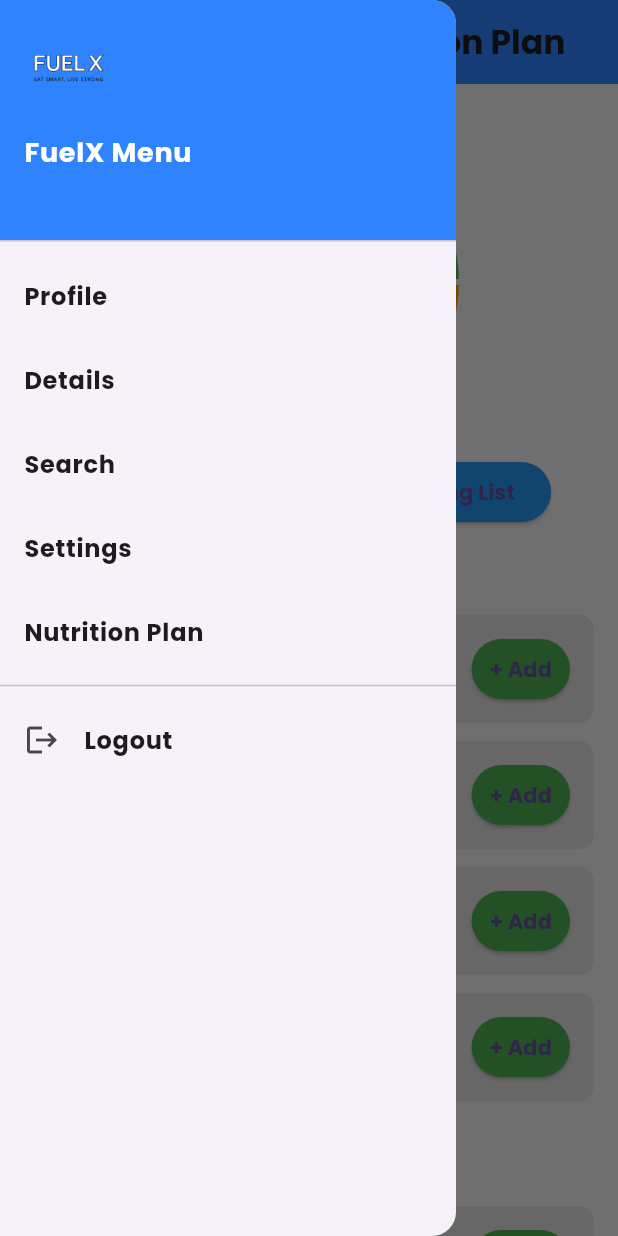
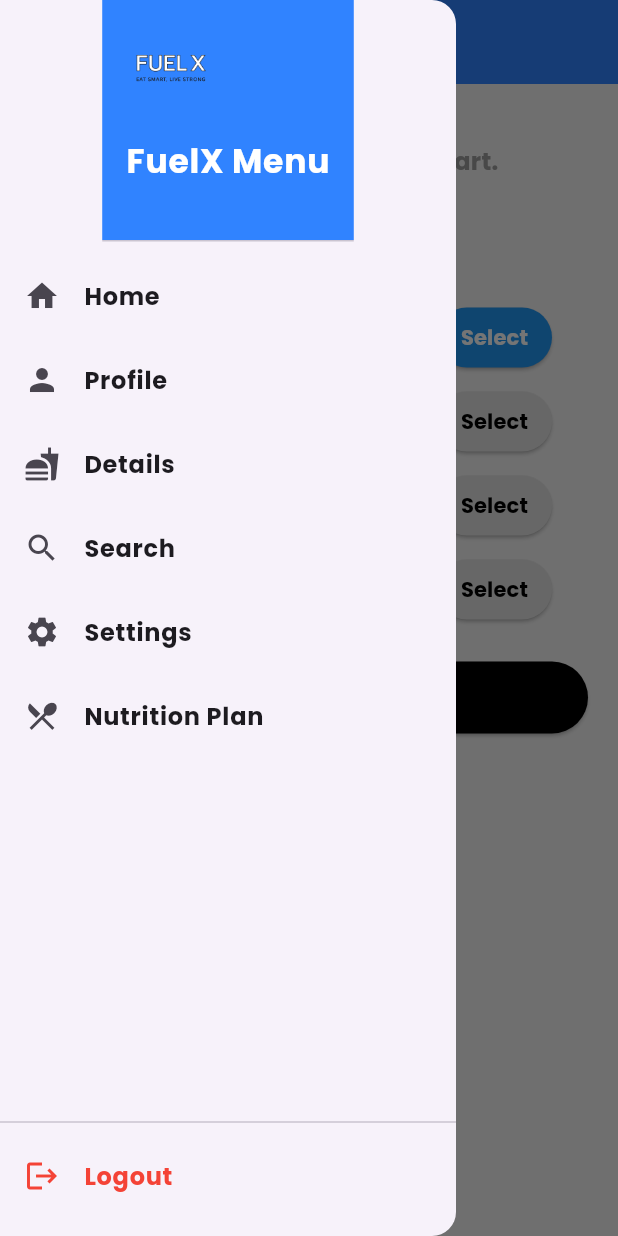
Before and after one commit to Bugrametli/CS-310-Project, a Flutter app: the NutritionPlanScreen screen opened by its route, with the side drawer open, on a phone screen of 412 x 824 dp. Run offline on Flutter 3.47's test engine with Material 3 defaults, Android fonts, the phone set to English and light mode, and no system bars; drawn by our look-alikes of fl_chart; our stand-ins replace cloud_firestore, firebase_auth, firebase_core; accounts and stored records are empty.

Commit message:
nutrition plan page functionality

```diff
--- a/lib/main_page.dart
+++ b/lib/home_screen.dart
@@ -1,7 +1,7 @@
 import 'package:flutter/material.dart';
 
-class MainPage extends StatelessWidget {
-  const MainPage({super.key});
+class HomeScreen extends StatelessWidget {
+  const HomeScreen ({super.key});
 
   @override
   Widget build(BuildContext context) {
--- a/lib/main_drawer.dart
+++ b/lib/main_drawer.dart
@@ -1,15 +1,15 @@
 import 'package:flutter/material.dart';
 import 'package:firebase_auth/firebase_auth.dart';
+import 'package:provider/provider.dart';
+import '../providers/meal_provider.dart';
 
 class MainDrawer extends StatelessWidget {
   const MainDrawer({super.key});
 
   @override
   Widget build(BuildContext context) {
-    final user = FirebaseAuth.instance.currentUser;
     return Drawer(
-      child: ListView(
-        padding: EdgeInsets.zero,
+      child: Column(
         children: [
           DrawerHeader(
             decoration: const BoxDecoration(
@@ -19,54 +19,79 @@ class MainDrawer extends StatelessWidget {
               crossAxisAlignment: CrossAxisAlignment.start,
               children: [
                 Image.asset('assets/fuelx_logo.png', height: 60),
-                const SizedBox(height: 12),
+                const SizedBox(height: 15),
                 const Text(
                   'FuelX Menu',
-                  style: TextStyle(color: Colors.white, fontSize: 18),
+                  style: TextStyle(
+                    color: Colors.white,
+                    fontSize: 22,
+                    fontWeight: FontWeight.bold,
+                  ),
                 ),
               ],
             ),
           ),
-          if (user == null) ...[
+          Expanded(
+            child: ListView(
+              padding: EdgeInsets.zero,
+              children: [
                 ListTile(
-              title: const Text('Sign In'),
-              onTap: () => Navigator.pushNamed(context, '/signin'),
+                  leading: const Icon(Icons.home),
+                  title: const Text('Home'),
+                  onTap: () => Navigator.pushNamed(context, '/home'),
                 ),
                 ListTile(
-              title: const Text('Sign Up'),
-              onTap: () => Navigator.pushNamed(context, '/signup'),
-            ),
-          ] else ...[
-            ListTile(
+                  leading: const Icon(Icons.person),
                   title: const Text('Profile'),
                   onTap: () => Navigator.pushNamed(context, '/profile'),
                 ),
                 ListTile(
+                  leading: const Icon(Icons.fastfood),
                   title: const Text('Details'),
                   onTap: () => Navigator.pushNamed(context, '/detail'),
                 ),
                 ListTile(
+                  leading: const Icon(Icons.search),
                   title: const Text('Search'),
                   onTap: () => Navigator.pushNamed(context, '/search'),
                 ),
                 ListTile(
+                  leading: const Icon(Icons.settings),
                   title: const Text('Settings'),
                   onTap: () => Navigator.pushNamed(context, '/settings'),
                 ),
                 ListTile(
+                  leading: const Icon(Icons.restaurant_menu),
                   title: const Text('Nutrition Plan'),
                   onTap: () => Navigator.pushNamed(context, '/plan'),
                 ),
+              ],
+            ),
+          ),
           const Divider(),
           ListTile(
-              leading: const Icon(Icons.logout),
-              title: const Text('Logout'),
+            leading: const Icon(Icons.logout, color: Colors.red),
+            title: const Text(
+              'Logout',
+              style: TextStyle(color: Colors.red),
+            ),
             onTap: () async {
+              // Firebase Auth çıkış
               await FirebaseAuth.instance.signOut();
-                Navigator.of(context).pushNamedAndRemoveUntil('/signin', (route) => false);
+
+              // Provider'daki verileri temizle
+              if (context.mounted) {
+                Provider.of<MealProvider>(context, listen: false).resetMeals();
+              }
+
+              // Sayfaları kapat ve SignIn'e yönlendir
+              if (context.mounted) {
+                Navigator.of(context).pop(); // Drawer'ı kapat
+                Navigator.pushNamedAndRemoveUntil(context, '/signin', (route) => false);
+              }
             },
           ),
-          ],
+          const SizedBox(height: 12),
         ],
       ),
     );
--- /dev/null
+++ b/lib/models/meal.dart
@@ -0,0 +1,53 @@
+import 'package:cloud_firestore/cloud_firestore.dart';
+
+class Meal {
+  final String id;
+  final String mealName;
+  final int calories;
+  final String createdBy;
+  final DateTime createdAt;
+  final String mealType;
+
+  Meal({
+    required this.id,
+    required this.mealName,
+    required this.calories,
+    required this.createdBy,
+    required this.createdAt,
+    required this.mealType,
+  });
+
+  Map<String, dynamic> toMap() {
+    return {
+      'mealName': mealName,
+      'calories': calories,
+      'createdBy': createdBy,
+      'createdAt': createdAt,
+      'mealType': mealType,
+    };
+  }
+
+  factory Meal.fromDocument(DocumentSnapshot doc) {
+    final data = doc.data() as Map<String, dynamic>;
+    return Meal(
+      id: doc.id,
+      mealName: data['mealName'] ?? '',
+      calories: data['calories'] ?? 0,
+      createdBy: data['createdBy'] ?? '',
+      createdAt: (data['createdAt'] as Timestamp).toDate(),
+      mealType: data['mealType'] ?? '',
+    );
+  }
+
+  // ✅ Bu methodu providerda kullanmak için:
+  static Meal fromFirestore(Map<String, dynamic> data, String id) {
+    return Meal(
+      id: id,
+      mealName: data['mealName'] ?? '',
+      calories: data['calories'] ?? 0,
+      createdBy: data['createdBy'] ?? '',
+      createdAt: (data['createdAt'] as Timestamp).toDate(),
+      mealType: data['mealType'] ?? '',
+    );
+  }
+}
--- a/lib/nutrition_plan.dart
+++ b/lib/nutrition_plan.dart
@@ -1,114 +1,235 @@
 import 'package:flutter/material.dart';
 import 'package:fl_chart/fl_chart.dart';
+import 'package:provider/provider.dart';
+import 'providers/meal_provider.dart';
 import 'main_drawer.dart';
+import 'package:firebase_auth/firebase_auth.dart';
 
-class NutritionPlanScreen extends StatelessWidget {
+class NutritionPlanScreen extends StatefulWidget {
   const NutritionPlanScreen({super.key});
 
-  Widget sectionTitle(String title) => Padding(
-        padding: const EdgeInsets.symmetric(vertical: 16),
-        child: Text(title, style: const TextStyle(fontSize: 18, fontWeight: FontWeight.bold)),
-      );
+  @override
+  State<NutritionPlanScreen> createState() => _NutritionPlanScreenState();
+}
 
-  Widget buildAddRow(String label) => Container(
-        margin: const EdgeInsets.only(bottom: 12),
-        padding: const EdgeInsets.symmetric(horizontal: 16, vertical: 12),
-        decoration: BoxDecoration(
-          color: Colors.grey[300],
-          borderRadius: BorderRadius.circular(10),
+class _NutritionPlanScreenState extends State<NutritionPlanScreen> {
+  final TextEditingController _mealNameController = TextEditingController();
+  final TextEditingController _caloriesController = TextEditingController();
+  bool showForm = false;
+  String currentMealType = 'Breakfast';
+
+  @override
+  void initState() {
+    super.initState();
+    WidgetsBinding.instance.addPostFrameCallback((_) {
+      final provider = Provider.of<MealProvider>(context, listen: false);
+      provider.listenToAllMeals();
+      provider.listenToMeals(currentMealType);
+    });
+  }
+
+  void switchMealType(String type) {
+    setState(() {
+      currentMealType = type;
+      showForm = false;
+    });
+
+    final provider = Provider.of<MealProvider>(context, listen: false);
+    provider.resetMeals();
+    provider.listenToMeals(currentMealType);
+  }
+
+  Widget buildMealTypeSelector(MealProvider provider) {
+    final mealTypes = ['Breakfast', 'Lunch', 'Dinner', 'Snack'];
+    return Column(
+      children: mealTypes.map((type) {
+        final isActive = currentMealType == type;
+        final totalCalories = provider.allMeals
+            .where((meal) => meal.mealType == type)
+            .fold<int>(0, (sum, meal) => sum + meal.calories);
+
+        return ListTile(
+          title: Text('$type - $totalCalories cal'),
+          trailing: ElevatedButton(
+            onPressed: () => switchMealType(type),
+            style: ElevatedButton.styleFrom(
+              backgroundColor: isActive ? Colors.blue : Colors.grey[300],
+              foregroundColor: isActive ? Colors.white : Colors.black,
+              padding: const EdgeInsets.symmetric(horizontal: 16),
             ),
-        child: Row(
-          mainAxisAlignment: MainAxisAlignment.spaceBetween,
-          children: [
-            Text(label, style: const TextStyle(fontSize: 16)),
-            ElevatedButton(
-              onPressed: () {},
-              style: ElevatedButton.styleFrom(
-                backgroundColor: Colors.green,
-                padding: const EdgeInsets.symmetric(horizontal: 12, vertical: 8),
-              ),
-              child: const Text('+ Add'),
-            )
-          ],
+            child: const Text('Select'),
           ),
         );
+      }).toList(),
+    );
+  }
 
   @override
   Widget build(BuildContext context) {
+    final user = FirebaseAuth.instance.currentUser;
+    if (user == null) {
+      return const Scaffold(
+        body: Center(child: Text("Please log in to view your nutrition plan")),
+      );
+    }
+
+    final provider = Provider.of<MealProvider>(context);
+
+    Map<String, int> caloriesData = {
+      'Breakfast': 0,
+      'Lunch': 0,
+      'Dinner': 0,
+      'Snack': 0,
+    };
+
+    for (var meal in provider.allMeals) {
+      caloriesData[meal.mealType] =
+          (caloriesData[meal.mealType] ?? 0) + meal.calories;
+    }
+
+    final int totalCalories = caloriesData.values.fold(0, (a, b) => a + b);
+
     return Scaffold(
       backgroundColor: const Color(0xFFF2F2F2),
       appBar: AppBar(
+        title: const Text('Nutrition Plan'),
+        centerTitle: true,
         backgroundColor: const Color(0xFF3083FF),
-        title: const Text('Personalized Nutrition Plan'),
-        centerTitle: true,
       ),
       drawer: const MainDrawer(),
       body: SingleChildScrollView(
-        padding: const EdgeInsets.all(16),
+        padding: const EdgeInsets.all(20),
         child: Column(
           crossAxisAlignment: CrossAxisAlignment.stretch,
           children: [
-            const SizedBox(height: 16),
+            if (totalCalories > 0)
               SizedBox(
-              height: 200,
+                height: 220,
                 child: PieChart(
                   PieChartData(
-                  sections: [
-                    PieChartSectionData(
-                      value: 45,
-                      color: Colors.orange,
-                      title: 'Carbs',
+                    sections: caloriesData.entries
+                        .where((e) => e.value > 0)
+                        .map((e) {
+                          final color = {
+                            'Breakfast': Colors.orange,
+                            'Lunch': Colors.blue,
+                            'Dinner': Colors.green,
+                            'Snack': Colors.purple,
+                          }[e.key]!;
+                          final percentage =
+                              ((e.value / totalCalories) * 100).toStringAsFixed(0);
+                          return PieChartSectionData(
+                            value: e.value.toDouble(),
+                            title: '${e.key}\n$percentage%',
+                            color: color,
                             radius: 60,
-                      titleStyle: const TextStyle(fontSize: 14, fontWeight: FontWeight.bold, color: Colors.white),
+                            titleStyle: const TextStyle(
+                              fontSize: 12,
+                              fontWeight: FontWeight.bold,
+                              color: Colors.white,
                             ),
-                    PieChartSectionData(
-                      value: 30,
-                      color: Colors.blue,
-                      title: 'Protein',
-                      radius: 60,
-                      titleStyle: const TextStyle(fontSize: 14, fontWeight: FontWeight.bold, color: Colors.white),
-                    ),
-                    PieChartSectionData(
-                      value: 25,
-                      color: Colors.green,
-                      title: 'Fat',
-                      radius: 60,
-                      titleStyle: const TextStyle(fontSize: 14, fontWeight: FontWeight.bold, color: Colors.white),
-                    ),
-                  ],
+                          );
+                        }).toList(),
                     sectionsSpace: 4,
                     centerSpaceRadius: 40,
                   ),
                 ),
               ),
+            if (totalCalories == 0)
+              const Padding(
+                padding: EdgeInsets.only(top: 20, bottom: 16),
+                child: Text(
+                  'No meals yet to show in chart.',
+                  textAlign: TextAlign.center,
+                  style: TextStyle(fontSize: 16, color: Colors.grey),
+                ),
+              ),
+            const SizedBox(height: 24),
+            const Text(
+              'Select Meal Type',
+              style: TextStyle(fontSize: 18, fontWeight: FontWeight.bold),
+              textAlign: TextAlign.center,
+            ),
+            const SizedBox(height: 12),
+            buildMealTypeSelector(provider),
+            const SizedBox(height: 20),
+            ElevatedButton(
+              onPressed: () {
+                setState(() => showForm = !showForm);
+              },
+              style: ElevatedButton.styleFrom(
+                backgroundColor: Colors.black,
+                padding: const EdgeInsets.symmetric(vertical: 14),
+              ),
+              child: Text(showForm ? 'Cancel' : '+ Add $currentMealType Meal'),
+            ),
+            if (showForm) ...[
               const SizedBox(height: 16),
-            Row(
-              mainAxisAlignment: MainAxisAlignment.spaceEvenly,
-              children: [
+              TextField(
+                controller: _mealNameController,
+                decoration: InputDecoration(
+                  labelText: 'Meal Name',
+                  filled: true,
+                  fillColor: Colors.white,
+                  border: OutlineInputBorder(
+                    borderRadius: BorderRadius.circular(10),
+                  ),
+                ),
+              ),
+              const SizedBox(height: 12),
+              TextField(
+                controller: _caloriesController,
+                keyboardType: TextInputType.number,
+                decoration: InputDecoration(
+                  labelText: 'Calories',
+                  filled: true,
+                  fillColor: Colors.white,
+                  border: OutlineInputBorder(
+                    borderRadius: BorderRadius.circular(10),
+                  ),
+                ),
+              ),
+              const SizedBox(height: 12),
               ElevatedButton(
-                  onPressed: () {},
-                  style: ElevatedButton.styleFrom(backgroundColor: Colors.blue),
-                  child: const Text('Scan Barcode'),
+                onPressed: () {
+                  final name = _mealNameController.text.trim();
+                  final calories = int.tryParse(_caloriesController.text.trim());
+                  if (name.isNotEmpty && calories != null) {
+                    provider.addMeal(name, calories, currentMealType);
+                    _mealNameController.clear();
+                    _caloriesController.clear();
+                    setState(() => showForm = false);
+                  }
+                },
+                style: ElevatedButton.styleFrom(
+                  backgroundColor: const Color(0xFF3083FF),
+                  padding: const EdgeInsets.symmetric(vertical: 14),
                 ),
-                ElevatedButton(
-                  onPressed: () {},
-                  style: ElevatedButton.styleFrom(backgroundColor: Colors.blue),
-                  child: const Text('Shopping List'),
+                child: const Text(
+                  'Submit Meal',
+                  style: TextStyle(color: Colors.white),
                 ),
+              ),
+              const SizedBox(height: 20),
             ],
+            const Text(
+              'Your Meals',
+              style: TextStyle(fontSize: 18, fontWeight: FontWeight.bold),
             ),
-            sectionTitle('Daily Meals & Recipes'),
-            buildAddRow('Breakfast'),
-            buildAddRow('Lunch'),
-            buildAddRow('Dinner'),
-            buildAddRow('Snack'),
-            sectionTitle('Water & Protein Intake'),
-            buildAddRow('Water: [Glass icons]'),
-            buildAddRow('Protein [icon/ Value]'),
-            sectionTitle('Suggested Meals (Meal Plan Sync)'),
-            buildAddRow('Meal Card 1'),
-            buildAddRow('Meal Card 2'),
-            buildAddRow('Meal Card 3'),
+            const SizedBox(height: 8),
+            ...provider.meals.map(
+              (meal) => Card(
+                margin: const EdgeInsets.symmetric(vertical: 6),
+                child: ListTile(
+                  title: Text(meal.mealName),
+                  subtitle: Text('${meal.calories} cal'),
+                  trailing: IconButton(
+                    icon: const Icon(Icons.delete, color: Colors.red),
+                    onPressed: () => provider.deleteMeal(meal.id),
+                  ),
+                ),
+              ),
+            ),
           ],
         ),
       ),
--- /dev/null
+++ b/lib/providers/meal_provider.dart
@@ -0,0 +1,80 @@
+import 'package:cloud_firestore/cloud_firestore.dart';
+import 'package:firebase_auth/firebase_auth.dart';
+import 'package:flutter/material.dart';
+import '../models/meal.dart';
+import '../services/firestore_service.dart';
+
+class MealProvider with ChangeNotifier {
+  final FirestoreService _firestoreService = FirestoreService();
+
+  List<Meal> _meals = [];
+  List<Meal> get meals => _meals;
+
+  List<Meal> _allMeals = [];
+  List<Meal> get allMeals => _allMeals;
+
+  // Dinamik olarak sadece bir mealType’a özel öğünleri getirir
+  void listenToMeals(String mealType) {
+    final user = FirebaseAuth.instance.currentUser;
+    if (user == null) return;
+
+    FirebaseFirestore.instance
+        .collection('meals')
+        .where('createdBy', isEqualTo: user.uid)
+        .where('mealType', isEqualTo: mealType)
+        .orderBy('createdAt', descending: true)
+        .snapshots()
+        .listen((snapshot) {
+      _meals = snapshot.docs
+          .map((doc) => Meal.fromFirestore(doc.data(), doc.id))
+          .toList();
+      notifyListeners();
+    });
+  }
+
+  // Tüm öğünleri (breakfast, lunch...) dinlemek için
+  void listenToAllMeals() {
+    final user = FirebaseAuth.instance.currentUser;
+    if (user == null) return;
+
+    FirebaseFirestore.instance
+        .collection('meals')
+        .where('createdBy', isEqualTo: user.uid)
+        .snapshots()
+        .listen((snapshot) {
+      _allMeals = snapshot.docs
+          .map((doc) => Meal.fromFirestore(doc.data(), doc.id))
+          .toList();
+      notifyListeners();
+    });
+  }
+
+  void resetMeals() {
+    _meals = [];
+    notifyListeners();
+  }
+
+  Future<void> addMeal(String name, int calories, String mealType) async {
+    final user = FirebaseAuth.instance.currentUser;
+    if (user == null) return;
+
+    await FirebaseFirestore.instance.collection('meals').add({
+      'mealName': name,
+      'calories': calories,
+      'createdAt': Timestamp.now(),
+      'createdBy': user.uid,
+      'mealType': mealType,
+    });
+  }
+
+  Future<void> deleteMeal(String id) async {
+    await _firestoreService.deleteMeal(id);
+  }
+
+  Future<void> updateMeal(String id, String name, int calories) async {
+    await FirebaseFirestore.instance.collection('meals').doc(id).update({
+      'mealName': name,
+      'calories': calories,
+    });
+  }
+}
```
Also changed, not shown: lib/main.dart (+19 -21 lines), lib/services/firestore_service.dart (added, +32 -0 lines), 2 other files. Lines whose indentation alone changed are shown as unchanged.
